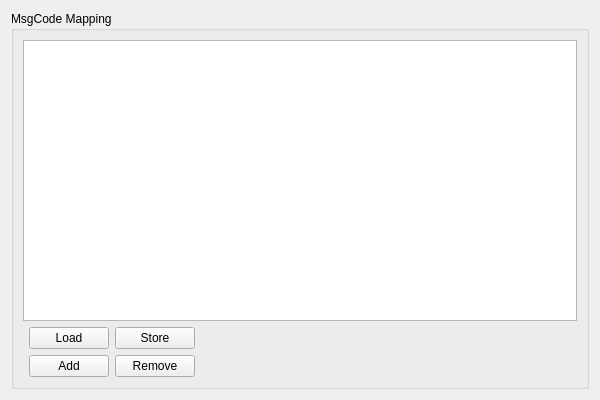
The window that R_Visualizer/MessageConfig/MsgCodeMapping/ui/msgcodemappingwidget.ui (NeverKnewTheName/R_Visualizer) describes before a commit, drawn with Qt 5.
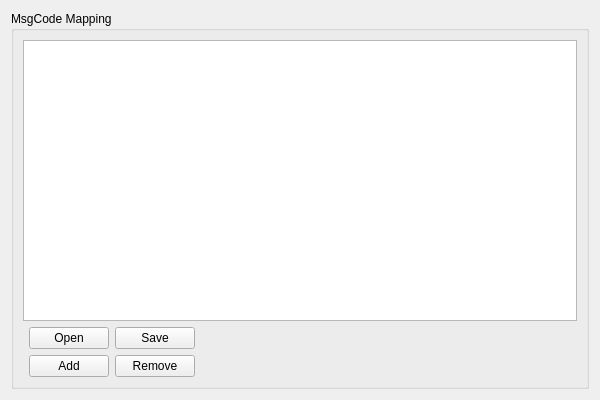
The same window after the commit.

Commit message: Automatic disconnect of MainWindow from InterfaceHandler; SendMsgSingle does now make use of MsgWidget; AddToPackage is now supported by SendMsgSingleWidget; began to rename Load and Store with Open and Save for consistency with the platform; WIP

What changed in the file:
```diff
--- a/R_Visualizer/MessageConfig/MsgCodeMapping/ui/msgcodemappingwidget.ui
+++ b/R_Visualizer/MessageConfig/MsgCodeMapping/ui/msgcodemappingwidget.ui
@@ -85,7 +85,7 @@
          <string>Load an Message Type configuration (*.json)</string>
         </property>
         <property name="text">
-         <string>Load</string>
+         <string>Open</string>
         </property>
        </widget>
       </item>
@@ -95,7 +95,7 @@
          <string>Save the current Message Type configuration (*.json) to a file</string>
         </property>
         <property name="text">
-         <string>Store</string>
+         <string>Save</string>
         </property>
        </widget>
       </item>
```
Left out of the diff: 20 changed lines with no effect on the pictures. The commit also changes 16 other files.
